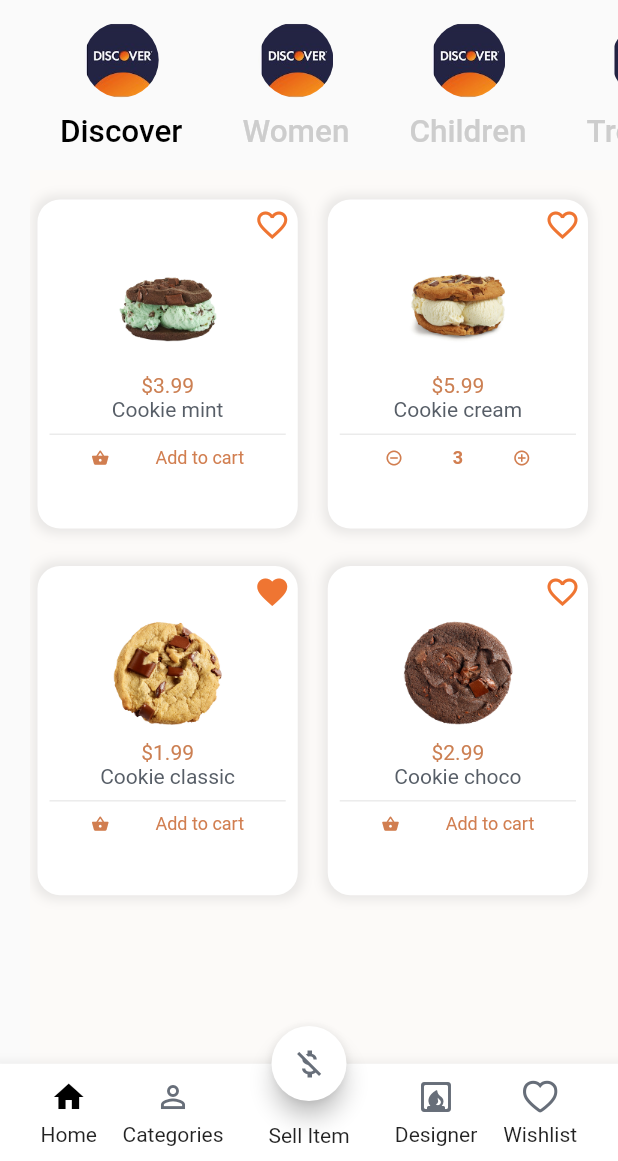
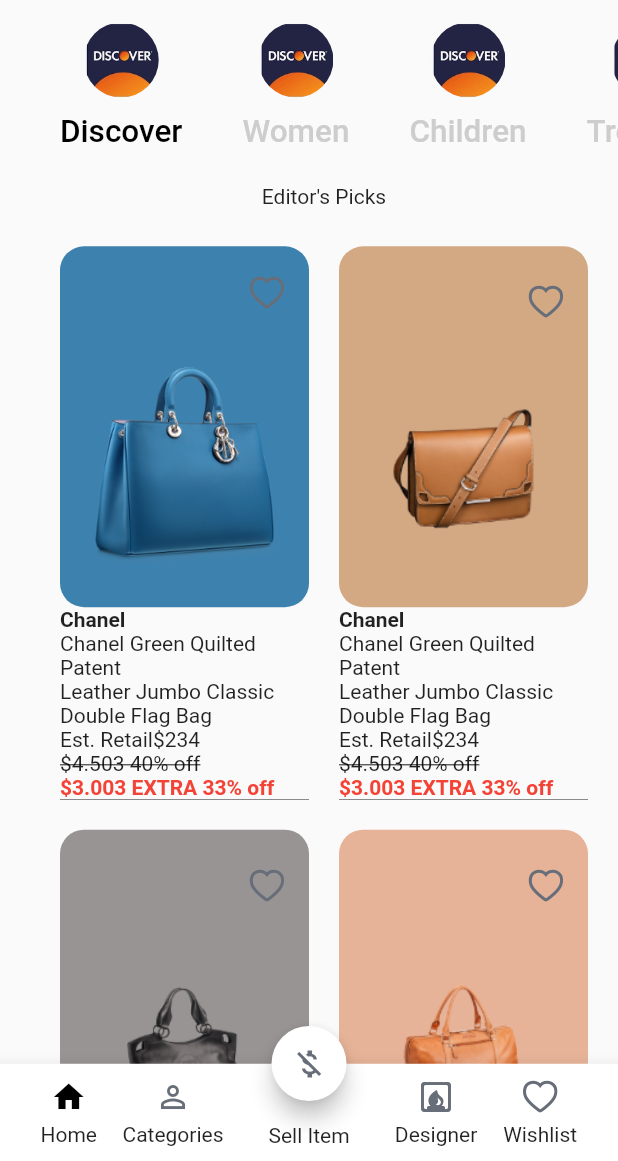
Before and after one commit to phatnguyen1006/Joolux_App__v1, a Flutter app: the screen it shows after launch, on a phone screen of 412 x 824 dp, the part 75-1236 px from its top. Run offline on Flutter 3.47's test engine with Material 2 defaults, Android fonts, the phone set to English and light mode, and no system bars; Roboto replaces fonts that are missing (Playfair Display, Varela).

Commit message:
fix setup

```diff
--- a/lib/widgets/Home/cookie_detail.dart
+++ b/lib/widgets/Home/components/cookie_detail.dart
@@ -1,5 +1,5 @@
 import 'package:flutter/material.dart';
-import '../Layout/bottom_bar.dart';
+import '../../Layout/bottom_bar.dart';
 
 class CookieDetail extends StatelessWidget {
   final assetPath, cookieprice, cookiename;
--- a/lib/widgets/Home/cookie_page.dart
+++ b/lib/widgets/Home/components/cookie_page.dart
@@ -1,6 +1,5 @@
 import 'package:flutter/material.dart';
 import 'cookie_detail.dart';
-
 
 class CookiePage extends StatelessWidget {
   @override
--- a/lib/widgets/Home/home_page_widgets.dart
+++ b/lib/widgets/Home/home_page_widgets.dart
@@ -1,9 +1,9 @@
 import 'package:flutter/material.dart';
-import 'package:joolux_demo/widgets/components/body.dart';
+import './tabs_screen/discovery_body.dart';
 
 // Widgets
 import './home_tab_bar.dart';
-import './cookie_page.dart';
+import 'components/cookie_page.dart';
 
 class HomePageWidgets extends StatefulWidget {
   @override
@@ -30,8 +30,8 @@ class _HomePageWidgetsState extends State<HomePageWidgets>
             height: MediaQuery.of(context).size.height - 50.0,
             width: double.infinity,
             child: TabBarView(controller: _tabController, children: [
+              DiscoveryBody(),
               CookiePage(),
-              Body(),
               CookiePage(),
               CookiePage(),
             ]))
--- /dev/null
+++ b/lib/widgets/Home/tabs_screen/discovery_body.dart
@@ -0,0 +1,46 @@
+import 'package:flutter/cupertino.dart';
+import "package:flutter/material.dart";
+import 'package:flutter/painting.dart';
+import "../../../constants.dart";
+import '../../../models/products/products.dart';
+import '../../../models/icons/icons.dart';
+import '../components/item_card.dart';
+
+class DiscoveryBody extends StatelessWidget {
+  const DiscoveryBody({Key? key}) : super(key: key);
+
+  @override
+  Widget build(BuildContext context) {
+    Size size = MediaQuery.of(context).size;
+    return Column(
+      crossAxisAlignment: CrossAxisAlignment.start,
+      children: [
+        Padding(
+          padding: const EdgeInsets.only(top: DefaultPadding / 2),
+          child: SizedBox(
+            width: size.width,
+            height: size.height * 0.05,
+            child: const Text(
+              "Editor's Picks",
+              textAlign: TextAlign.center,
+            ),
+          ),
+        ),
+        Expanded(
+            child: Padding(
+          padding: const EdgeInsets.symmetric(horizontal: DefaultPadding),
+          child: GridView.builder(
+              itemCount: products.length,
+              gridDelegate: SliverGridDelegateWithFixedCrossAxisCount(
+                crossAxisCount: 2,
+                mainAxisSpacing: DefaultPadding,
+                crossAxisSpacing: DefaultPadding,
+                childAspectRatio: 0.45,
+              ),
+              itemBuilder: (context, index) =>
+                  ItemCard(product: products[index])),
+        )),
+      ],
+    );
+  }
+}
```
Also changed, not shown: lib/UI/HomePage/home_page.dart (+4 -4 lines), lib/widgets/Home/components/item_card.dart (renamed from lib/widgets/components/item_card.dart, +9 -18 lines), lib/widgets/components/body.dart (deleted, +0 -47 lines), pubspec.lock.
